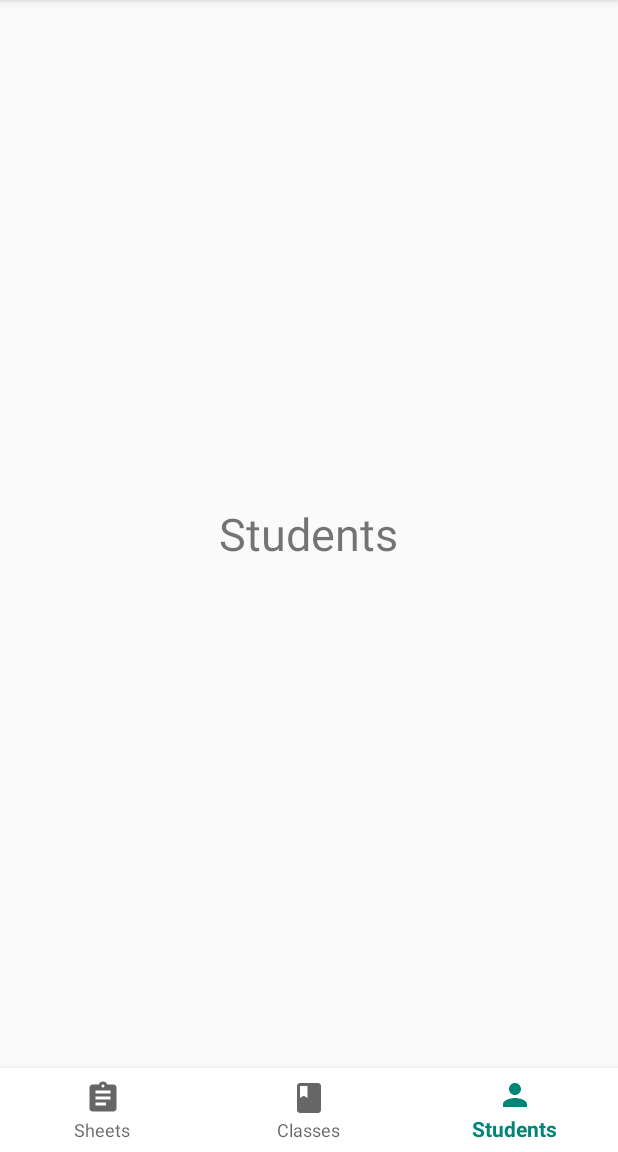
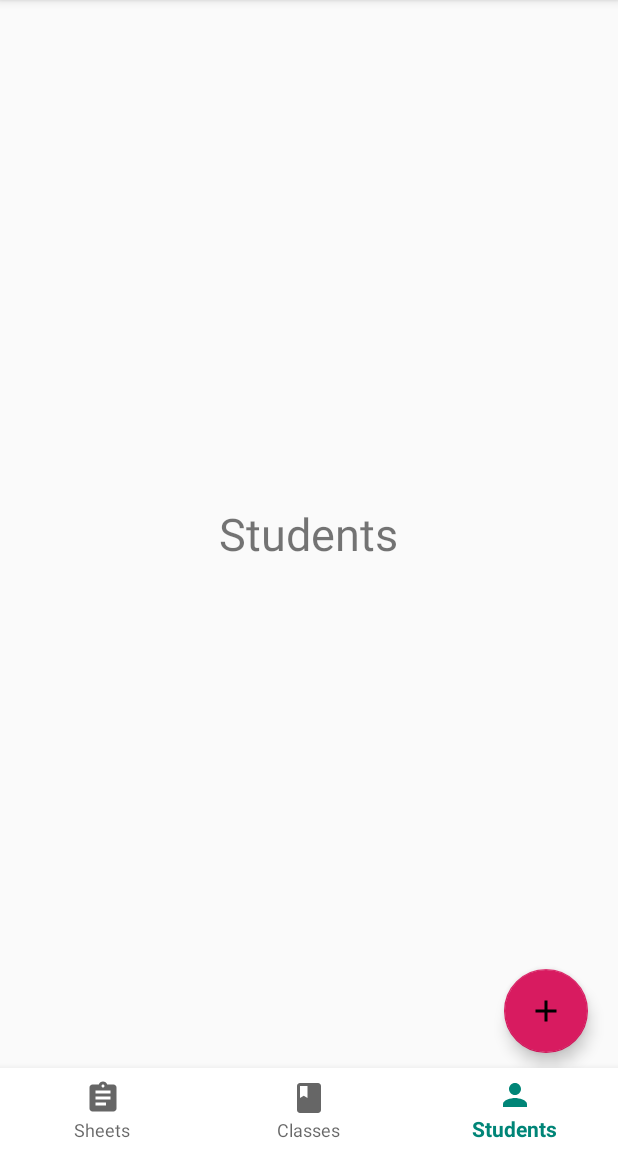
Before and after one commit to lharrison1313/NFC_Attendance_App, an Android app: the screen it shows after launch (MainActivity), item 3 of the bottom bar chosen, on a phone screen of 412 x 824 dp, the part 84-1236 px from its top. Run offline under Robolectric (Android 15) with nearby library versions, the phone set to English and light mode, and no system bars.

Commit message:
added student and timesheet dialog xml

```diff
--- a/app/build.gradle
+++ b/app/build.gradle
@@ -10,6 +10,7 @@ android {
         versionCode 1
         versionName "1.0"
         testInstrumentationRunner "androidx.test.runner.AndroidJUnitRunner"
+        vectorDrawables.useSupportLibrary = true
     }
     buildTypes {
         release {
--- /dev/null
+++ b/app/src/main/res/drawable/ic_add_black_24dp.xml
@@ -0,0 +1,9 @@
+<vector xmlns:android="http://schemas.android.com/apk/res/android"
+        android:width="24dp"
+        android:height="24dp"
+        android:viewportWidth="24.0"
+        android:viewportHeight="24.0">
+    <path
+        android:fillColor="#FF000000"
+        android:pathData="M19,13h-6v6h-2v-6H5v-2h6V5h2v6h6v2z"/>
+</vector>
--- a/app/src/main/res/layout/fragment_students.xml
+++ b/app/src/main/res/layout/fragment_students.xml
@@ -1,5 +1,6 @@
 <?xml version="1.0" encoding="utf-8"?>
 <RelativeLayout xmlns:android="http://schemas.android.com/apk/res/android"
+    xmlns:app="http://schemas.android.com/apk/res-auto"
     android:layout_width="match_parent"
     android:layout_height="match_parent"
     >
@@ -11,4 +12,16 @@
         android:layout_centerInParent="true"
         />
 
+    <com.google.android.material.floatingactionbutton.FloatingActionButton
+        android:id="@+id/floatingActionButton"
+        android:layout_width="wrap_content"
+        android:layout_height="wrap_content"
+        android:clickable="true"
+        app:srcCompat="@drawable/ic_add_black_24dp"
+        android:layout_alignParentBottom="true"
+        android:layout_alignParentRight="true"
+        android:layout_marginBottom="10sp"
+        android:layout_marginRight="20sp"
+        />
+
 </RelativeLayout>
```
Also changed, not shown: app/src/main/res/layout/create_student_dialog.xml (added, +41 -0 lines), app/src/main/res/layout/create_timesheet_dialog.xml (added, +84 -0 lines), app/src/main/res/layout/fragment_classes.xml (+13 -0 lines), app/src/main/res/layout/fragment_sheets.xml (+13 -1 lines).
